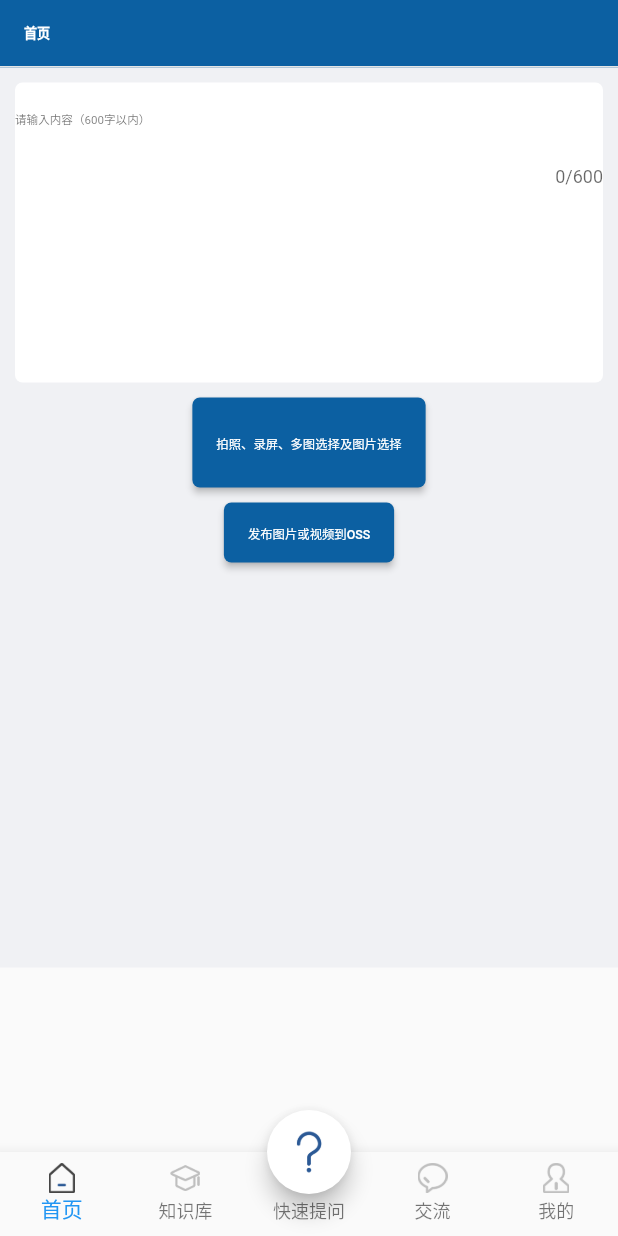
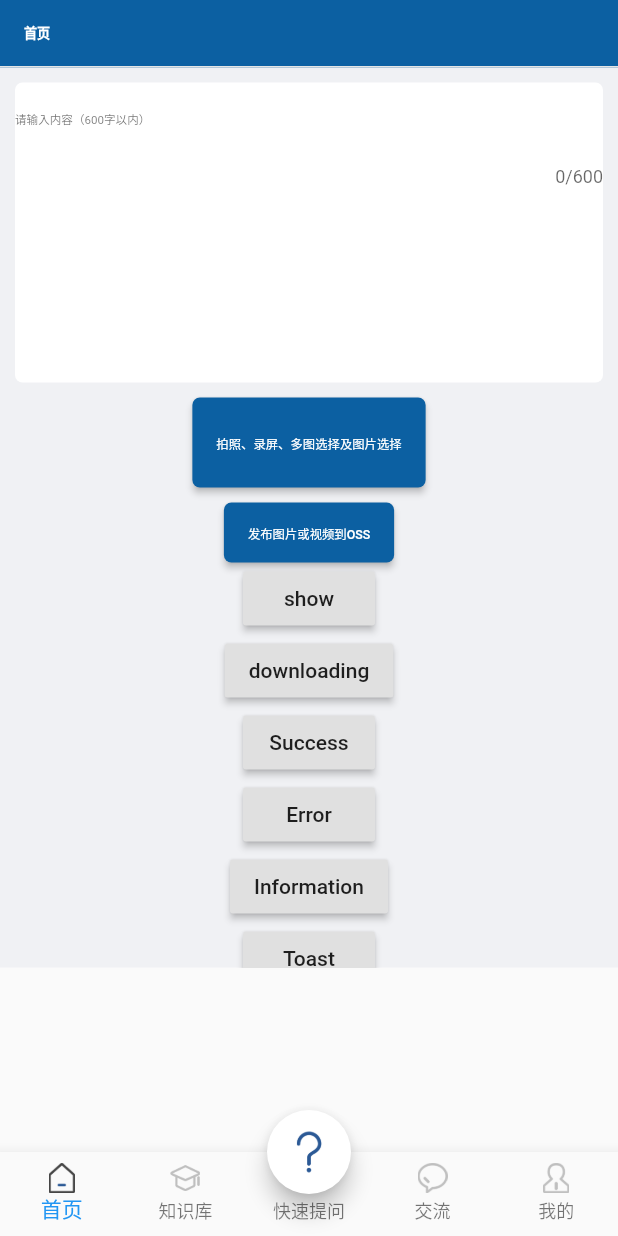
Before and after one commit to liuchangyang-h/flutter_demo, a Flutter app: the screen it shows after launch, on a phone screen of 412 x 824 dp. Run offline on Flutter 3.47's test engine with Material 2 defaults, Android fonts, the phone set to English and light mode, and no system bars; drawn by our look-alikes of flutter_easyloading; our stand-ins replace dio, flutter_screenutil, image_gallery_saver, image_picker, package_info, permission_handler and 4 more; missing offline and left inert: photo.

Commit message:
去掉原来加载框选择第三方加载框flutter_easyloading

```diff
--- a/flutter_demo/lib/controller/upload_file.dart
+++ b/flutter_demo/lib/controller/upload_file.dart
@@ -1,7 +1,8 @@
 import 'package:dio/dio.dart';
 import 'dart:io';
 
-import 'loadWidget.dart';
+import 'package:flutter_easyloading/flutter_easyloading.dart';
+
 
 class UploadFile {
 //签名
@@ -70,7 +71,7 @@ class UploadFile {
     } on DioError catch (error) {
       print('上传失败');
       print(error);
-      LoadWidget.dismiss();
+      EasyLoading.dismiss();
       return errorBlock(error);
     }
   }
--- a/flutter_demo/lib/pages/index_page.dart
+++ b/flutter_demo/lib/pages/index_page.dart
@@ -2,11 +2,11 @@ import 'dart:io';
 
 import 'package:flutter/cupertino.dart';
 import 'package:flutter/material.dart';
+import 'package:flutter_easyloading/flutter_easyloading.dart';
 import 'package:flutterdemo/base/base_class.dart';
 import 'package:flutterdemo/base/base_extend.dart';
 import 'package:flutterdemo/base/base_netUrl.dart';
 import 'package:flutterdemo/base/base_netWork.dart';
-import 'package:flutterdemo/controller/loadWidget.dart';
 import 'package:flutterdemo/controller/navigation.dart';
 import 'package:flutterdemo/controller/route_push.dart';
 import 'package:flutterdemo/controller/textField.dart';
@@ -45,7 +45,6 @@ class _index_pageState extends State<index_page>
   @override
   void initState() {
     super.initState();
-
     ///进啦的时候执行
     ///with AutomaticKeepAliveClientMixin 首页作为底部的tab为了防止每次点击都会加载所以加了这句话
   }
@@ -67,6 +66,8 @@ class _index_pageState extends State<index_page>
                 imageOrVideo(),
                 imageShow(),
                 releaseView(),
+                ///弹出框
+                loadView(),
               ],
             ),
           ),
@@ -310,6 +311,78 @@ class _index_pageState extends State<index_page>
     );
   }
 
+  ///弹出框
+  loadView(){
+    return Container(
+      child: Column(
+        children: <Widget>[
+          //show
+          Container(
+            child: RaisedButton(
+                onPressed: (){
+                  EasyLoading.show();
+                },
+              child: Text(
+                'show',
+              ),
+            ),
+          ),
+          //showProgress
+          Container(
+            child: RaisedButton(
+              onPressed: (){
+                EasyLoading.showProgress(0.3, status: 'downloading...');
+              },
+              child: Text(
+                'downloading',
+              ),
+            ),
+          ),
+          Container(
+            child: RaisedButton(
+              onPressed: (){
+                EasyLoading.showSuccess('Great Success!');
+              },
+              child: Text(
+                'Success',
+              ),
+            ),
+          ),
+          Container(
+            child: RaisedButton(
+              onPressed: (){
+                EasyLoading.showError('Failed with Error');
+              },
+              child: Text(
+                'Error',
+              ),
+            ),
+          ),
+          Container(
+            child: RaisedButton(
+              onPressed: (){
+                EasyLoading.showInfo('Useful Information.');
+              },
+              child: Text(
+                'Information',
+              ),
+            ),
+          ),
+          Container(
+            child: RaisedButton(
+              onPressed: (){
+                EasyLoading.showToast('Toast');
+              },
+              child: Text(
+                'Toast',
+              ),
+            ),
+          ),
+        ],
+      ),
+    );
+  }
+
   //图片
   List<Widget> getImagesist() {
     List<Widget> widgetList = new List();
@@ -486,14 +559,14 @@ class _index_pageState extends State<index_page>
   publishBtnClick() {
     urlImages.clear();
     if (!BaseExtend.isValue(fileImages)) {
-      LoadWidget.showInfo(context, message: '请选择图片或者视频');
+      EasyLoading.showInfo('请选择图片或者视频');
       return;
     }
   }
 
   //获取token,dio上传图片
   void requestImageToken(String dir) {
-    LoadWidget.showLoading(context);
+    EasyLoading.show();
 
     String filePath = fileImages[locationImg];
 
@@ -521,7 +594,7 @@ class _index_pageState extends State<index_page>
                 if (urlImages.length == fileImages.length) {
                   print('结束');
                   print('打印出来看看网络地址:${urlImages}');
-                  LoadWidget.showSuccess(context,message: '上传成功！');
+                  EasyLoading.showSuccess('上传成功！');
                 } else {
                   locationImg = locationImg + 1;
                   requestImageToken(dir);
@@ -530,7 +603,7 @@ class _index_pageState extends State<index_page>
                 if (urlImages.length == fileImages.length) {
                   print('结束');
                   print('打印出来看看网络地址:${urlImages}');
-                  LoadWidget.showSuccess(context,message: '上传成功！');
+                  EasyLoading.showSuccess('上传成功！');
                 } else {
                   locationImg = locationImg + 1;
                   requestImageToken(dir);
@@ -543,11 +616,11 @@ class _index_pageState extends State<index_page>
             },
           );
         } else {
-          LoadWidget.showInfo(context, message: message);
+          EasyLoading.showInfo(message);
         }
       },
       (error) {
-        LoadWidget.showError(context);
+        EasyLoading.showError('网络请求失败');
       },
     );
   }
--- a/flutter_demo/pubspec.yaml
+++ b/flutter_demo/pubspec.yaml
@@ -46,6 +46,8 @@ dependencies:
   photo: ^0.4.8
   #视频
   video_player: ^0.10.11+2
+  #加载框
+  flutter_easyloading: ^1.1.4
 
 dev_dependencies:
   flutter_test:
@@ -75,10 +77,6 @@ flutter:
     - images/tabbar/btn_communication_selected-1.png
     - images/tabbar/btn_me_normal-1.png
     - images/tabbar/btn_me_selected-1.png
-    - images/icon_load_success.png
-    - images/icon_load_info.png
-    - images/icon_load_error.png
-    - images/icon_load_info.png
 
   # An image asset can refer to one or more resolution-specific "variants", see
   # https://flutter.dev/assets-and-images/#resolution-aware.
```
Also changed, not shown: flutter_demo/lib/controller/loadWidget.dart (deleted, +0 -203 lines), flutter_demo/lib/controller/showImage.dart (+6 -7 lines), flutter_demo/lib/main.dart (+23 -4 lines), flutter_demo/images/icon_load_error.png (deleted), flutter_demo/images/icon_load_info.png (deleted), flutter_demo/images/icon_load_loading.png (deleted), flutter_demo/images/icon_load_success.png (deleted), flutter_demo/pubspec.lock.
